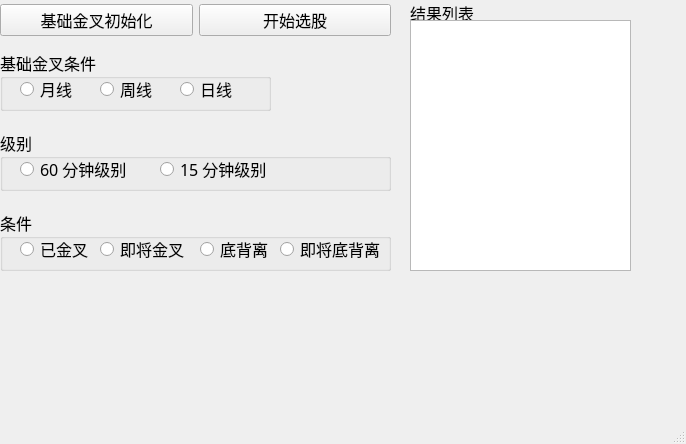
majiajue/Stock_ui, file SelectStock.ui: the form before one commit.
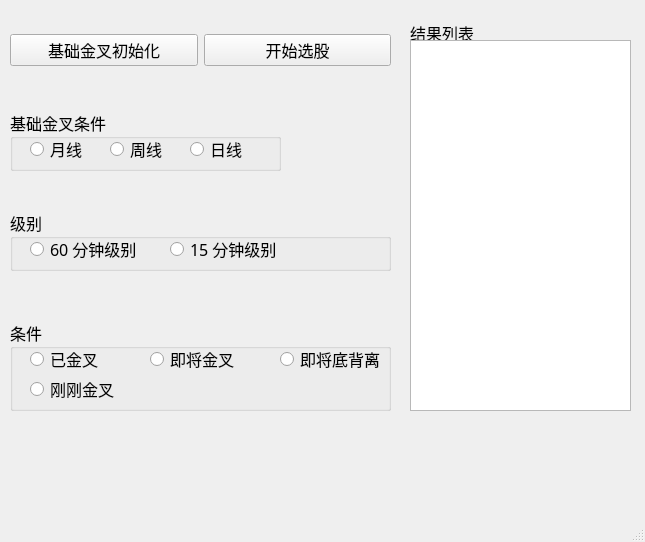
The form after the commit.

Commit message: 界面调整

The edit to the form file:
```diff
--- a/SelectStock.ui
+++ b/SelectStock.ui
@@ -6,10 +6,16 @@
    <rect>
     <x>0</x>
     <y>0</y>
-    <width>686</width>
-    <height>444</height>
+    <width>645</width>
+    <height>542</height>
    </rect>
   </property>
+  <property name="font">
+   <font>
+    <family>微软雅黑</family>
+    <pointsize>12</pointsize>
+   </font>
+  </property>
   <property name="windowTitle">
    <string>MainWindow</string>
   </property>
@@ -17,10 +23,10 @@
    <widget class="QGroupBox" name="groupBox_3">
     <property name="geometry">
      <rect>
-      <x>0</x>
-      <y>210</y>
-      <width>391</width>
-      <height>61</height>
+      <x>10</x>
+      <y>320</y>
+      <width>381</width>
+      <height>91</height>
      </rect>
     </property>
     <property name="font">
@@ -50,7 +56,7 @@
     <widget class="QRadioButton" name="radioButton_9">
      <property name="geometry">
       <rect>
-       <x>100</x>
+       <x>140</x>
        <y>30</y>
        <width>91</width>
        <height>18</height>
@@ -63,22 +69,9 @@
     <widget class="QRadioButton" name="radioButton_10">
      <property name="geometry">
       <rect>
-       <x>200</x>
+       <x>270</x>
        <y>30</y>
-       <width>71</width>
-       <height>18</height>
-      </rect>
-     </property>
-     <property name="text">
-      <string>底背离</string>
-     </property>
-    </widget>
-    <widget class="QRadioButton" name="radioButton_11">
-     <property name="geometry">
-      <rect>
-       <x>280</x>
-       <y>30</y>
-       <width>101</width>
+       <width>111</width>
        <height>18</height>
       </rect>
      </property>
@@ -86,14 +79,27 @@
       <string>即将底背离</string>
      </property>
     </widget>
+    <widget class="QRadioButton" name="radioButton_11">
+     <property name="geometry">
+      <rect>
+       <x>20</x>
+       <y>60</y>
+       <width>91</width>
+       <height>18</height>
+      </rect>
+     </property>
+     <property name="text">
+      <string>刚刚金叉</string>
+     </property>
+    </widget>
    </widget>
    <widget class="QGroupBox" name="groupBox_4">
     <property name="geometry">
      <rect>
       <x>410</x>
-      <y>0</y>
+      <y>20</y>
       <width>221</width>
-      <height>271</height>
+      <height>391</height>
      </rect>
     </property>
     <property name="font">
@@ -111,7 +117,7 @@
        <x>0</x>
        <y>20</y>
        <width>221</width>
-       <height>251</height>
+       <height>371</height>
       </rect>
      </property>
     </widget>
@@ -119,9 +125,9 @@
    <widget class="QGroupBox" name="groupBox_2">
     <property name="geometry">
      <rect>
-      <x>0</x>
-      <y>130</y>
-      <width>391</width>
+      <x>10</x>
+      <y>210</y>
+      <width>381</width>
       <height>61</height>
      </rect>
     </property>
@@ -166,9 +172,9 @@
    <widget class="QWidget" name="horizontalLayoutWidget">
     <property name="geometry">
      <rect>
-      <x>0</x>
-      <y>0</y>
-      <width>391</width>
+      <x>10</x>
+      <y>30</y>
+      <width>381</width>
       <height>41</height>
      </rect>
     </property>
@@ -204,8 +210,8 @@
    <widget class="QGroupBox" name="groupBox">
     <property name="geometry">
      <rect>
-      <x>0</x>
-      <y>50</y>
+      <x>10</x>
+      <y>110</y>
       <width>271</width>
       <height>61</height>
      </rect>
@@ -261,6 +267,28 @@
      </property>
     </widget>
    </widget>
+   <widget class="QWidget" name="verticalLayoutWidget">
+    <property name="geometry">
+     <rect>
+      <x>20</x>
+      <y>460</y>
+      <width>611</width>
+      <height>31</height>
+     </rect>
+    </property>
+    <layout class="QVBoxLayout" name="verticalLayout">
+     <item>
+      <widget class="QLabel" name="label">
+       <property name="text">
+        <string/>
+       </property>
+       <property name="alignment">
+        <set>Qt::AlignLeading|Qt::AlignLeft|Qt::AlignVCenter</set>
+       </property>
+      </widget>
+     </item>
+    </layout>
+   </widget>
   </widget>
   <widget class="QMenuBar" name="menubar">
    <property name="geometry">
```
Left out of the diff: 2 changed lines with no effect on the pictures. The commit also changes 4 other files.
